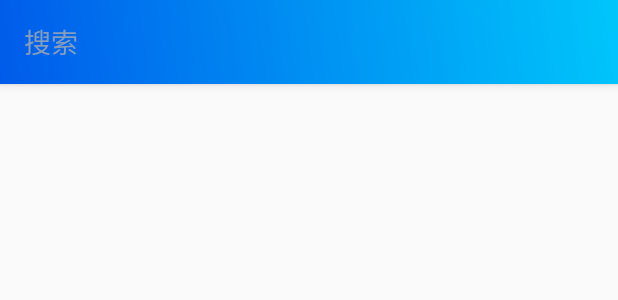
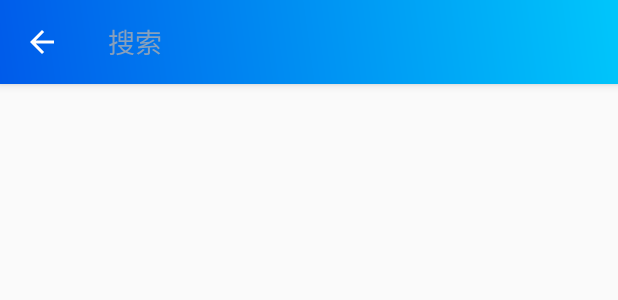
Before and after one commit to lsclst/AnyThing, an Android app: the layout activity_search.xml on its own in the app's theme, with its tools: preview values and no code run, on a phone screen of 412 x 824 dp. Shown: the top 300 px of the screen. Run offline under Robolectric (Android 15) with nearby library versions, the phone set to English and light mode, and no system bars; network calls fail.

Commit message:
new style is ok

```diff
--- /dev/null
+++ b/app/src/main/res/drawable/ic_arrow_24dp.xml
@@ -0,0 +1,9 @@
+<vector xmlns:android="http://schemas.android.com/apk/res/android"
+        android:width="24dp"
+        android:height="24dp"
+        android:viewportHeight="24.0"
+        android:viewportWidth="24.0">
+	<path
+		android:fillColor="@android:color/white"
+		android:pathData="M20,11H7.83l5.59,-5.59L12,4l-8,8 8,8 1.41,-1.41L7.83,13H20v-2z"/>
+</vector>
--- a/app/src/main/res/drawable/main_gradient_bg.xml
+++ b/app/src/main/res/drawable/main_gradient_bg.xml
@@ -2,5 +2,6 @@
 <shape xmlns:android="http://schemas.android.com/apk/res/android">
 	<gradient android:angle="45"
 	          android:endColor="@color/mainGradientEndColor"
+	          android:gradientRadius="100dp"
 	          android:startColor="@color/mainGradientStartColor"/>
 </shape>
--- a/app/src/main/res/layout/activity_collection.xml
+++ b/app/src/main/res/layout/activity_collection.xml
@@ -6,9 +6,11 @@
 	<android.support.design.widget.AppBarLayout android:id="@id/AppBarLayout"
 	                                            android:layout_width="match_parent"
 	                                            android:layout_height="wrap_content"
+	                                            android:background="@drawable/main_gradient_bg"
 	>
 		<android.support.v7.widget.Toolbar android:id="@id/ToolBar"
 		                                   style="@style/ToolBarTheme"
+		                                   android:background="@null"
 		                                   android:layout_width="match_parent"
 		                                   android:layout_height="?attr/actionBarSize"
 		/>
--- a/app/src/main/res/values/styles.xml
+++ b/app/src/main/res/values/styles.xml
@@ -23,8 +23,8 @@
 		<item name="android:contentInsetEnd">0dp</item>
 		<item name="contentInsetEnd">0dp</item>
 		<item name="android:textColorPrimary">@android:color/white</item>
-		<item name="colorControlNormal">@android:color/white</item>
-		<item name="android:colorControlNormal">@android:color/white</item>
+		<item name="android:navigationIcon">@drawable/ic_arrow_24dp</item>
+		<item name="navigationIcon">@drawable/ic_arrow_24dp</item>
 		<item name="titleMarginStart">3dp</item>
 		<item name="titleTextAppearance">@style/ToolBarTitle</item>
 
```
